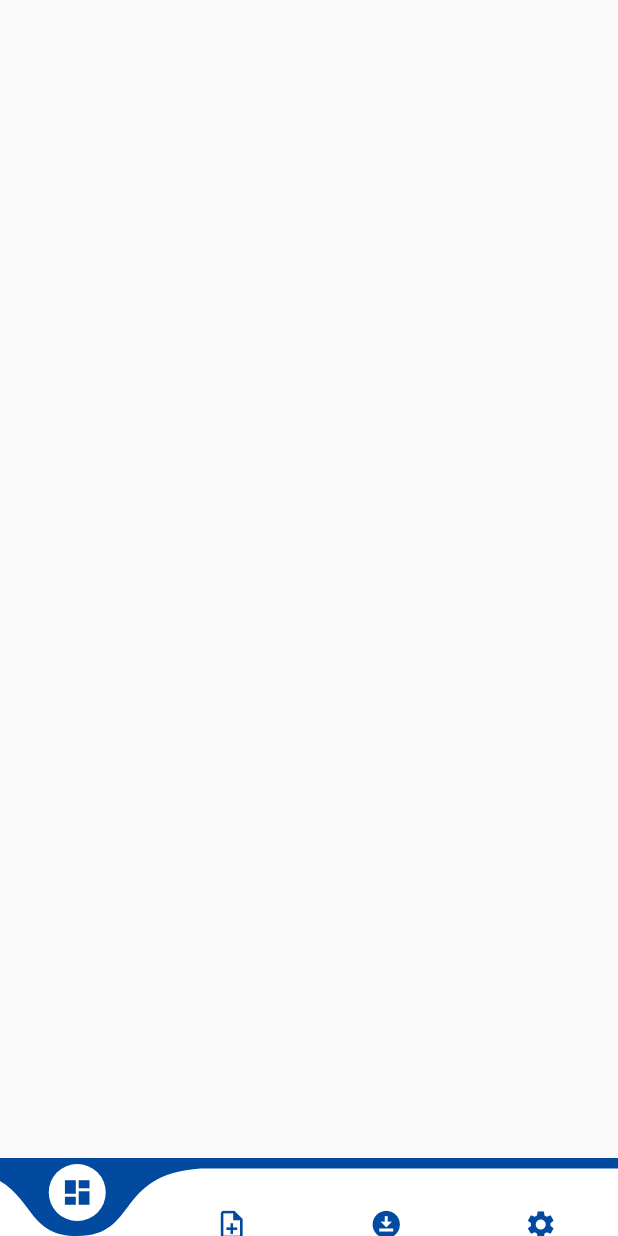
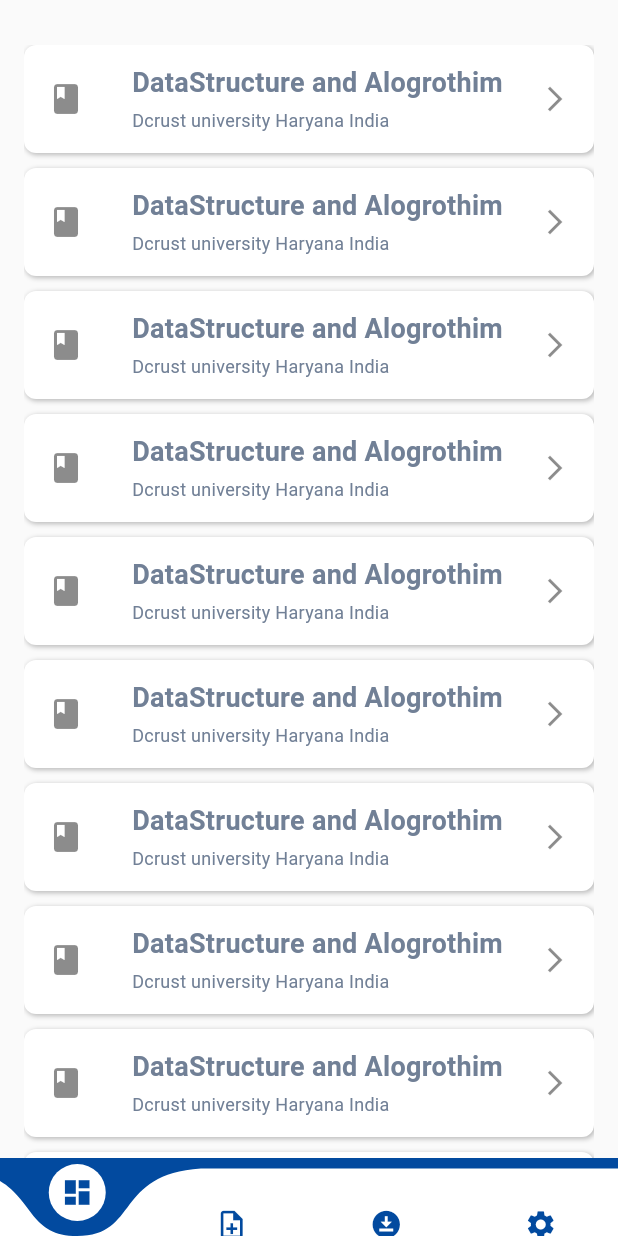
Before and after one commit to Assignment-Nepal/buddy-notes, a Flutter app: the screen it shows after launch, swiped to page 2, on a phone screen of 412 x 824 dp. Run offline on Flutter 3.47's test engine with Material 2 defaults, Android fonts, the light colour scheme and no system bars; drawn by our look-alikes of curved_navigation_bar; our stand-ins replace cloud_firestore, firebase_auth, firebase_core, firebase_crashlytics, flutter_riverpod, logger; missing offline and left inert: advance_pdf_viewer, searchbar_animation; accounts and stored records are empty; network calls fail.

Commit message:
Lecture flow completed

```diff
--- a/lib/constant/app_colors.dart
+++ b/lib/constant/app_colors.dart
@@ -20,6 +20,7 @@
   static const Color lightHintColor = const Color(0xFFC4C4C4);
 
 
+  static const Color gray200 = const Color(0xFFEDF2F7);
 
 
 }
--- a/lib/home/home_view.dart
+++ b/lib/home/home_view.dart
@@ -1,5 +1,6 @@
 
-import 'package:buddyapp/home/tab/hone_tab/home_view.dart';
+import 'package:buddyapp/home/tab/home_tab/home_view.dart';
+import 'package:buddyapp/home/tab/lecture_flow_tab/lecture_flow.dart';
 import 'package:curved_navigation_bar/curved_navigation_bar.dart';
 import 'package:flutter/material.dart';
 import 'package:flutter/scheduler.dart';
@@ -147,10 +148,10 @@
       child: PageView(
         physics: NeverScrollableScrollPhysics(),
         controller: _dashboardController,
-        children: <Widget>[
+        children: const <Widget>[
 
           HomeView(),
-          ScreenView(),
+          StartLectureFlow(),
           ScreenView(),
           ScreenView(),
 
--- a/lib/home/tab/hone_tab/recently_viewed_notes_card.dart
+++ b/lib/home/tab/home_tab/recently_viewed_notes_card.dart
@@ -1,5 +1,5 @@
 import 'package:buddyapp/constant/app_colors.dart';
-import 'package:buddyapp/home/tab/hone_tab/pdf_layout.dart';
+import 'package:buddyapp/home/tab/home_tab/pdf_layout.dart';
 import 'package:flutter/material.dart';
 
 class RecentlyViewedNotes extends StatefulWidget {
--- a/lib/home/tab/lecture_flow_tab/lecture_flow.dart
+++ b/lib/home/tab/lecture_flow_tab/lecture_flow.dart
@@ -0,0 +1,106 @@
+
+import 'package:buddyapp/constant/app_colors.dart';
+import 'package:buddyapp/home/tab/lecture_flow_tab/faculty_and_sem_view.dart';
+import 'package:buddyapp/utils/utils.dart';
+import 'package:flutter/material.dart';
+import 'package:searchbar_animation/searchbar_animation.dart';
+
+class StartLectureFlow extends StatefulWidget {
+  const StartLectureFlow({Key? key}) : super(key: key);
+
+  @override
+  _StartLectureFlowState createState() => _StartLectureFlowState();
+}
+
+class _StartLectureFlowState extends State<StartLectureFlow> {
+  TextEditingController textController = TextEditingController();
+  @override
+  Widget build(BuildContext context) {
+    return Column(
+      children:  [
+        SizedBox(height: 30,),
+        Expanded(
+          child: Padding(
+            padding: const EdgeInsets.symmetric(horizontal: 16,vertical: 0),
+            child: ListView.builder(
+              itemCount: 20,
+                itemBuilder: (context,index){
+              return Padding(
+                padding: const EdgeInsets.only(bottom: 10),
+                child: InkWell(
+                  onTap: (){
+                  Navigator.push(context,MaterialPageRoute(builder: (context) => const FacultyAndSemester()));
+                  },
+                  child: Container(
+                    padding:const EdgeInsets.symmetric(vertical: 8),
+                    decoration:BoxDecoration(
+                        color: Colors.white,
+                        borderRadius: BorderRadius.circular(8),
+                        boxShadow: [
+                          BoxShadow(
+                              offset: const Offset(1, 1),
+                              blurRadius: 2,
+                              color: Colors.black.withOpacity(.25)
+                          )
+                        ]
+                    ),
+                    child: ListTile(
+                      leading: Icon(Icons.book),
+                      title: Column(
+                        mainAxisAlignment: MainAxisAlignment.start,
+                        crossAxisAlignment: CrossAxisAlignment.start,
+                        children: const [
+                          Text("DataStructure and Alogrothim",
+                            softWrap: true,
+                            maxLines: 2,
+                            overflow: TextOverflow.fade,
+                            style: TextStyle(color: AppColors.gray600,
+                                fontSize: 18,
+                                letterSpacing: .2,
+                                fontWeight: FontWeight.bold
+                            ),
+                          ),
+                          SizedBox(height: 8,),
+                          Text("Dcrust university Haryana India",maxLines: 2,
+                            overflow: TextOverflow.fade,
+                            style: TextStyle(color: AppColors.gray600,fontSize: 12,letterSpacing: .2),
+                          )
+
+                        ],
+                      ),
+                      trailing: Icon(Icons.arrow_forward_ios,size: 20,),
+                    ),
+                  ),
+                ),
+              );
+            }),
+          ),
+        )
+      ],
+    );
+  }
+}
+
+class CustomAppBar extends StatefulWidget {
+  const CustomAppBar({Key? key}) : super(key: key);
+
+  @override
+  _CustomAppBarState createState() => _CustomAppBarState();
+}
+
+class _CustomAppBarState extends State<CustomAppBar> {
+
+  TextEditingController textController = TextEditingController();
+
+  @override
+  Widget build(BuildContext context) {
+    return Padding(
+      padding: const EdgeInsets.symmetric(horizontal: 16,vertical: 4),
+      child:  SearchBarAnimation(
+        textEditingController: TextEditingController(),
+        isOriginalAnimation: true,
+        enableKeyboardFocus: true,
+      ),
+    );
+  }
+}
--- a/pubspec.yaml
+++ b/pubspec.yaml
@@ -45,6 +45,7 @@
   shared_preferences: ^2.0.15
   curved_navigation_bar: ^1.0.1
   advance_pdf_viewer: ^2.0.1
+  searchbar_animation: ^0.0.2
 
 
 
```
Also changed, not shown: lib/home/tab/home_tab/home_view.dart (renamed from lib/home/tab/hone_tab/home_view.dart, +4 -4 lines), lib/home/tab/lecture_flow_tab/faculty_and_sem_view.dart (added, +182 -0 lines), lib/home/tab/lecture_flow_tab/notes_lists.dart (added, +256 -0 lines), lib/home/tab/lecture_flow_tab/subject_details.dart (added, +115 -0 lines), lib/widget/widget.dart (added, +52 -0 lines), lib/home/tab/home_tab/ask_for_notes_card.dart (renamed from lib/home/tab/hone_tab/ask_for_notes_card.dart), lib/home/tab/home_tab/custom_app_bar.dart (renamed from lib/home/tab/hone_tab/custom_app_bar.dart), lib/home/tab/home_tab/pdf_layout.dart (renamed from lib/home/tab/hone_tab/pdf_layout.dart), lib/home/tab/home_tab/profile_widget.dart (renamed from lib/home/tab/hone_tab/profile_widget.dart).
